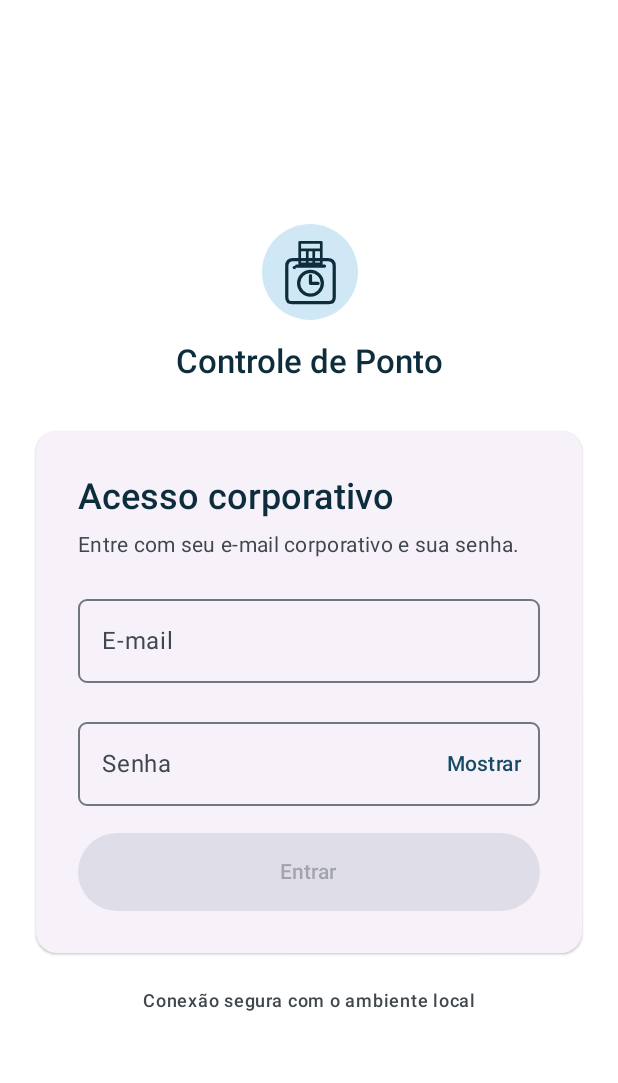
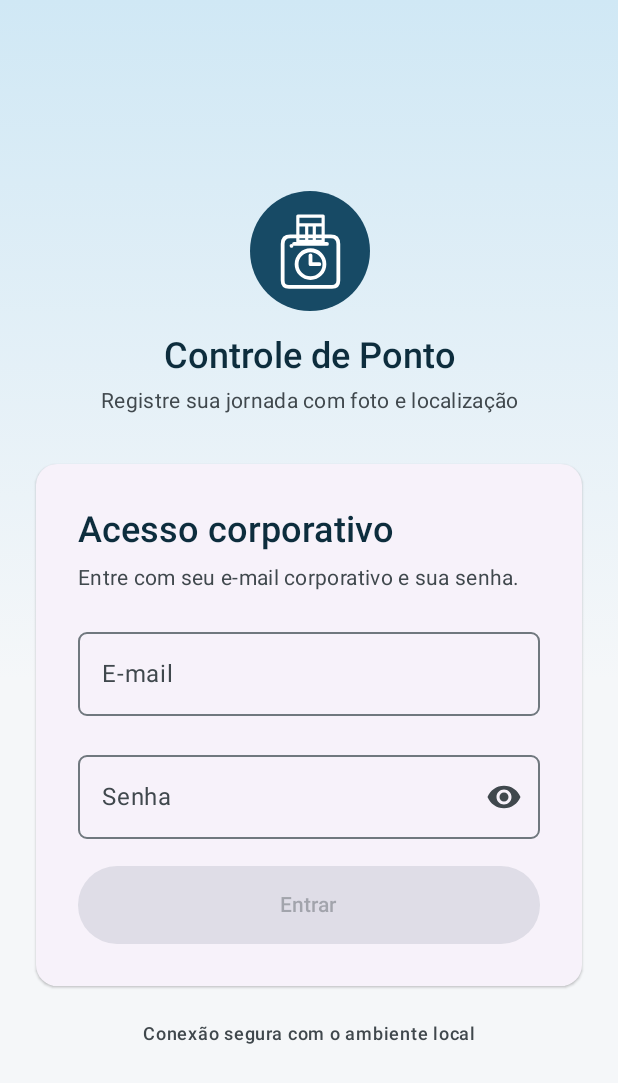
Before and after one commit to LeonardoGalvaoToffoli/ponto-controle-pi, an Android app built with Jetpack Compose: the @Preview function LoginScreenPreview, on a phone screen of 412 x 824 dp. Shown: the top 1083 px of the screen. Run offline under Robolectric (Android 15) with nearby library versions, the phone set to English and light mode, and no system bars.

Commit message:
feat(android): refresh login screen with gradient and password toggle icon

```diff
--- a/android/app/src/main/java/com/leonardogalvao/pontocontrole/feature/login/LoginScreen.kt
+++ b/android/app/src/main/java/com/leonardogalvao/pontocontrole/feature/login/LoginScreen.kt
@@ -26,6 +26,7 @@ import androidx.compose.material3.Button
 import androidx.compose.material3.CircularProgressIndicator
 import androidx.compose.material3.ElevatedCard
 import androidx.compose.material3.Icon
+import androidx.compose.material3.IconButton
 import androidx.compose.material3.MaterialTheme
 import androidx.compose.material3.OutlinedTextField
 import androidx.compose.material3.Surface
@@ -38,6 +39,7 @@ import androidx.compose.ui.Alignment
 import androidx.compose.ui.Modifier
 import androidx.compose.ui.draw.clip
 import androidx.compose.ui.focus.FocusDirection
+import androidx.compose.ui.graphics.Brush
 import androidx.compose.ui.platform.LocalFocusManager
 import androidx.compose.ui.platform.LocalContext
 import androidx.compose.ui.res.painterResource
@@ -122,6 +124,12 @@ internal fun LoginScreen(
         Column(
             modifier = Modifier
                 .fillMaxSize()
+                .background(
+                    Brush.verticalGradient(
+                        0f to MaterialTheme.colorScheme.primaryContainer,
+                        0.55f to MaterialTheme.colorScheme.background,
+                    ),
+                )
                 .verticalScroll(rememberScrollState())
                 .imePadding()
                 .padding(horizontal = 24.dp, vertical = 32.dp),
@@ -192,11 +200,24 @@ internal fun LoginScreen(
                             PasswordVisualTransformation()
                         },
                         trailingIcon = {
-                            TextButton(
+                            IconButton(
                                 onClick = onTogglePasswordVisibility,
                                 enabled = !state.isLoading,
                             ) {
-                                Text(if (state.isPasswordVisible) "Ocultar" else "Mostrar")
+                                Icon(
+                                    painter = painterResource(
+                                        if (state.isPasswordVisible) {
+                                            R.drawable.ic_visibility_off
+                                        } else {
+                                            R.drawable.ic_visibility
+                                        },
+                                    ),
+                                    contentDescription = if (state.isPasswordVisible) {
+                                        "Ocultar senha"
+                                    } else {
+                                        "Mostrar senha"
+                                    },
+                                )
                             }
                         },
                         keyboardOptions = KeyboardOptions(
@@ -253,23 +274,33 @@ private fun BrandHeader() {
     ) {
         Box(
             modifier = Modifier
-                .size(64.dp)
+                .size(80.dp)
                 .clip(CircleShape)
-                .background(MaterialTheme.colorScheme.primaryContainer),
+                .background(MaterialTheme.colorScheme.primary),
             contentAlignment = Alignment.Center,
         ) {
             Icon(
                 painter = painterResource(R.drawable.ic_time_clock_logo),
                 contentDescription = "Logo Controle de Ponto",
-                modifier = Modifier.size(46.dp),
-                tint = MaterialTheme.colorScheme.onPrimaryContainer,
+                modifier = Modifier.size(54.dp),
+                tint = MaterialTheme.colorScheme.onPrimary,
             )
         }
-        Text(
-            text = "Controle de Ponto",
-            style = MaterialTheme.typography.titleLarge,
-            fontWeight = FontWeight.SemiBold,
-        )
+        Column(
+            horizontalAlignment = Alignment.CenterHorizontally,
+            verticalArrangement = Arrangement.spacedBy(4.dp),
+        ) {
+            Text(
+                text = "Controle de Ponto",
+                style = MaterialTheme.typography.headlineSmall,
+            )
+            Text(
+                text = "Registre sua jornada com foto e localização",
+                color = MaterialTheme.colorScheme.onSurfaceVariant,
+                style = MaterialTheme.typography.bodyMedium,
+                textAlign = TextAlign.Center,
+            )
+        }
     }
 }
 
--- /dev/null
+++ b/android/app/src/main/res/drawable/ic_visibility.xml
@@ -0,0 +1,10 @@
+<?xml version="1.0" encoding="utf-8"?>
+<vector xmlns:android="http://schemas.android.com/apk/res/android"
+    android:width="24dp"
+    android:height="24dp"
+    android:viewportWidth="24"
+    android:viewportHeight="24">
+    <path
+        android:fillColor="#FF000000"
+        android:pathData="M12,4.5C7,4.5 2.73,7.61 1,12c1.73,4.39 6,7.5 11,7.5s9.27,-3.11 11,-7.5c-1.73,-4.39 -6,-7.5 -11,-7.5zM12,17c-2.76,0 -5,-2.24 -5,-5s2.24,-5 5,-5 5,2.24 5,5 -2.24,5 -5,5zM12,9c-1.66,0 -3,1.34 -3,3s1.34,3 3,3 3,-1.34 3,-3 -1.34,-3 -3,-3z" />
+</vector>
--- /dev/null
+++ b/android/app/src/main/res/drawable/ic_visibility_off.xml
@@ -0,0 +1,10 @@
+<?xml version="1.0" encoding="utf-8"?>
+<vector xmlns:android="http://schemas.android.com/apk/res/android"
+    android:width="24dp"
+    android:height="24dp"
+    android:viewportWidth="24"
+    android:viewportHeight="24">
+    <path
+        android:fillColor="#FF000000"
+        android:pathData="M12,7c2.76,0 5,2.24 5,5 0,0.65 -0.13,1.26 -0.36,1.83l2.92,2.92c1.51,-1.26 2.7,-2.89 3.43,-4.75 -1.73,-4.39 -6,-7.5 -11,-7.5 -1.4,0 -2.74,0.25 -3.98,0.7l2.16,2.16C10.74,7.13 11.35,7 12,7zM2,4.27l2.28,2.28 0.46,0.46C3.08,8.3 1.78,10.02 1,12c1.73,4.39 6,7.5 11,7.5 1.55,0 3.03,-0.3 4.38,-0.84l0.42,0.42L19.73,22 21,20.73 3.27,3 2,4.27zM7.53,9.8l1.55,1.55c-0.05,0.21 -0.08,0.43 -0.08,0.65 0,1.66 1.34,3 3,3 0.22,0 0.44,-0.03 0.65,-0.08l1.55,1.55c-0.67,0.33 -1.41,0.53 -2.2,0.53 -2.76,0 -5,-2.24 -5,-5 0,-0.79 0.2,-1.53 0.53,-2.2zM11.84,9.02l3.15,3.15 0.02,-0.16c0,-1.66 -1.34,-3 -3,-3l-0.17,0.01z" />
+</vector>
```
